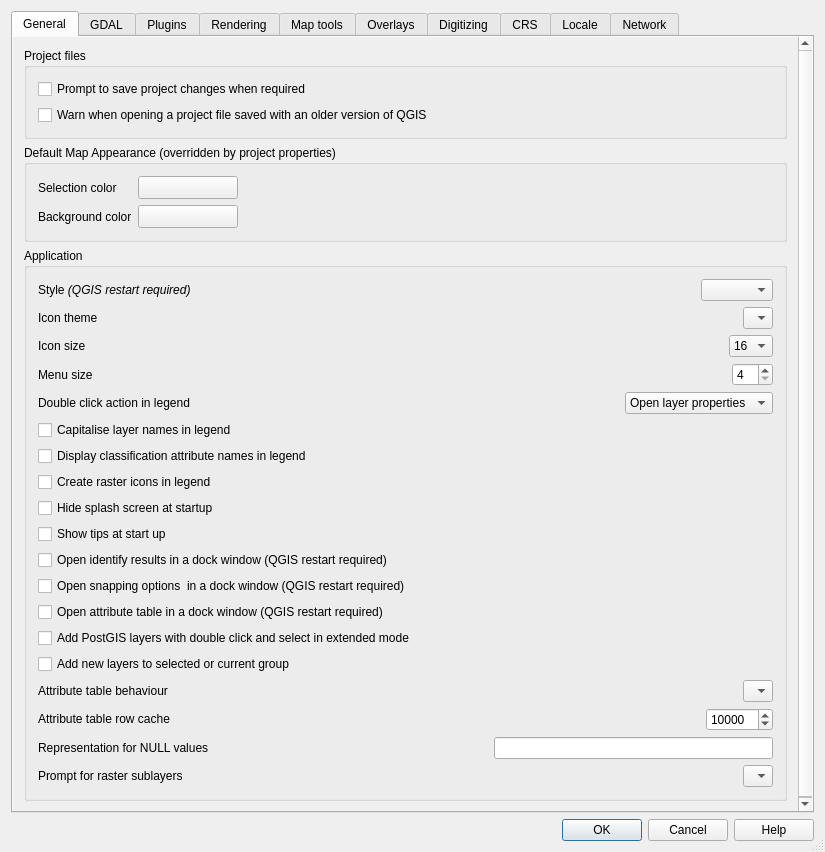
First picture: the form in src/ui/qgsoptionsbase.ui, repository etiennesky/Quantum-GIS, before the edit.
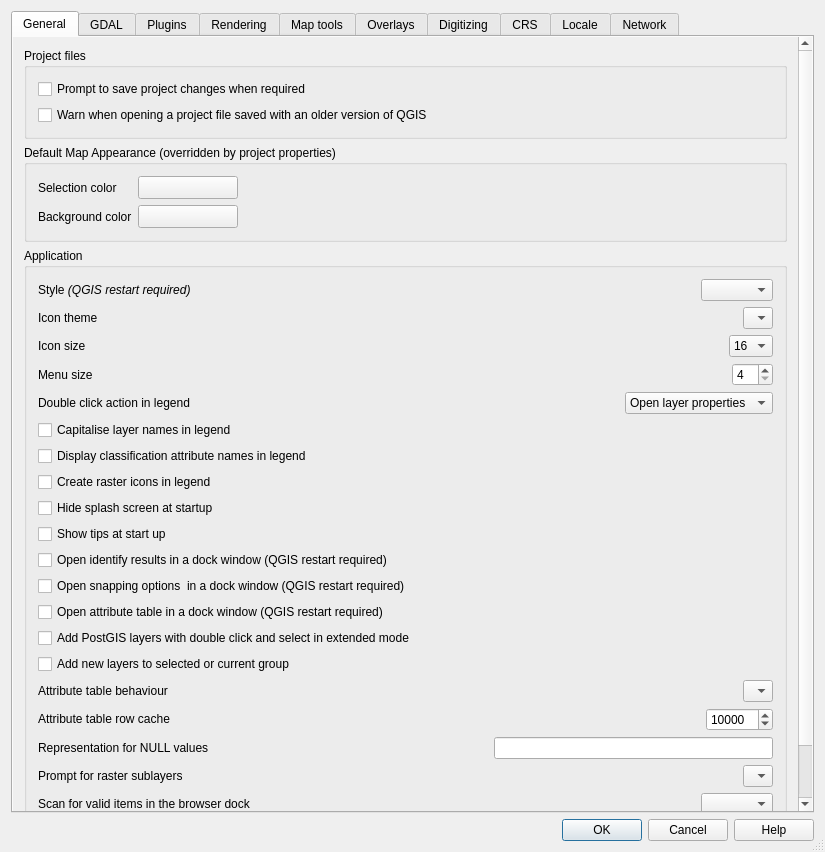
Second picture: the form after the edit. Icons and pictures are not drawn. Custom widgets are drawn as their Qt base class.

Commit message: big commit: add support for reading datasets inside zip file in browser (using quazip); add option to bypass dataset scanning in browser ; add missing icons for raster and vector collections; group favourites in top-level item and add favourites icon

What changed in the file:
```diff
--- a/src/ui/qgsoptionsbase.ui
+++ b/src/ui/qgsoptionsbase.ui
@@ -595,6 +595,60 @@
                 </item>
                </layout>
               </item>
+              <item>
+               <layout class="QHBoxLayout" name="horizontalLayout_14">
+                <item>
+                 <widget class="QLabel" name="label_25">
+                  <property name="text">
+                   <string>Scan for valid items in the browser dock</string>
+                  </property>
+                 </widget>
+                </item>
+                <item>
+                 <spacer name="horizontalSpacer_12">
+                  <property name="orientation">
+                   <enum>Qt::Horizontal</enum>
+                  </property>
+                  <property name="sizeHint" stdset="0">
+                   <size>
+                    <width>40</width>
+                    <height>20</height>
+                   </size>
+                  </property>
+                 </spacer>
+                </item>
+                <item>
+                 <widget class="QComboBox" name="cmbScanItemsInBrowser"/>
+                </item>
+               </layout>
+              </item>
+              <item>
+               <layout class="QHBoxLayout" name="horizontalLayout_13">
+                <item>
+                 <widget class="QLabel" name="label_24">
+                  <property name="text">
+                   <string>Scan for contents of compressed files (.zip) in browser dock</string>
+                  </property>
+                 </widget>
+                </item>
+                <item>
+                 <spacer name="horizontalSpacer_11">
+                  <property name="orientation">
+                   <enum>Qt::Horizontal</enum>
+                  </property>
+                  <property name="sizeHint" stdset="0">
+                   <size>
+                    <width>40</width>
+                    <height>20</height>
+                   </size>
+                  </property>
+                 </spacer>
+                </item>
+                <item>
+                 <widget class="QComboBox" name="cmbScanZipInBrowser"/>
+                </item>
+               </layout>
+              </item>
              </layout>
             </widget>
            </item>
```
The commit also changes 38 other files.
